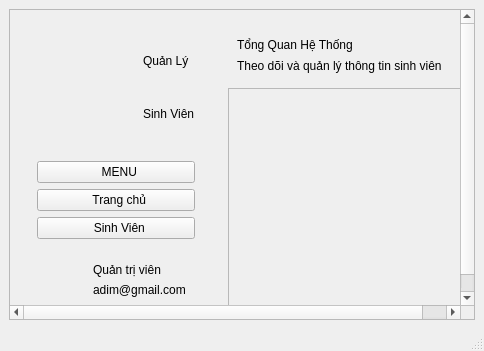
akazajok/Quan-li-sinh-vien, file Student_management.ui: the form before one commit.
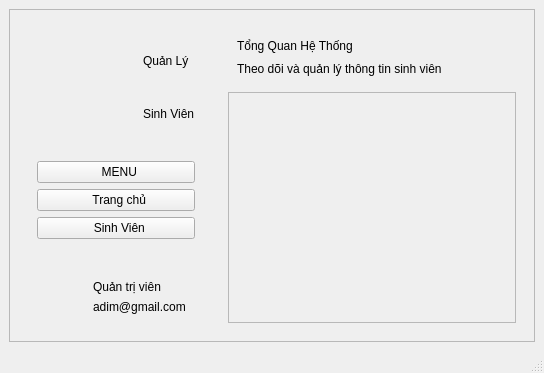
The form after the commit. The open tabs and pages were chosen to show the change. Icons and pictures are not drawn.

```diff
--- a/Student_management.ui
+++ b/Student_management.ui
@@ -6,8 +6,8 @@
    <rect>
     <x>0</x>
     <y>0</y>
-    <width>484</width>
-    <height>351</height>
+    <width>544</width>
+    <height>373</height>
    </rect>
   </property>
   <property name="windowTitle">
@@ -25,7 +25,7 @@
         <rect>
          <x>0</x>
          <y>0</y>
-         <width>494</width>
+         <width>511</width>
          <height>376</height>
         </rect>
        </property>
@@ -244,8 +244,8 @@
                 <rect>
                  <x>0</x>
                  <y>0</y>
-                 <width>220</width>
-                 <height>265</height>
+                 <width>98</width>
+                 <height>28</height>
                 </rect>
                </property>
               </widget>
```
Left out of the diff: 2 changed lines with no effect on the pictures.
